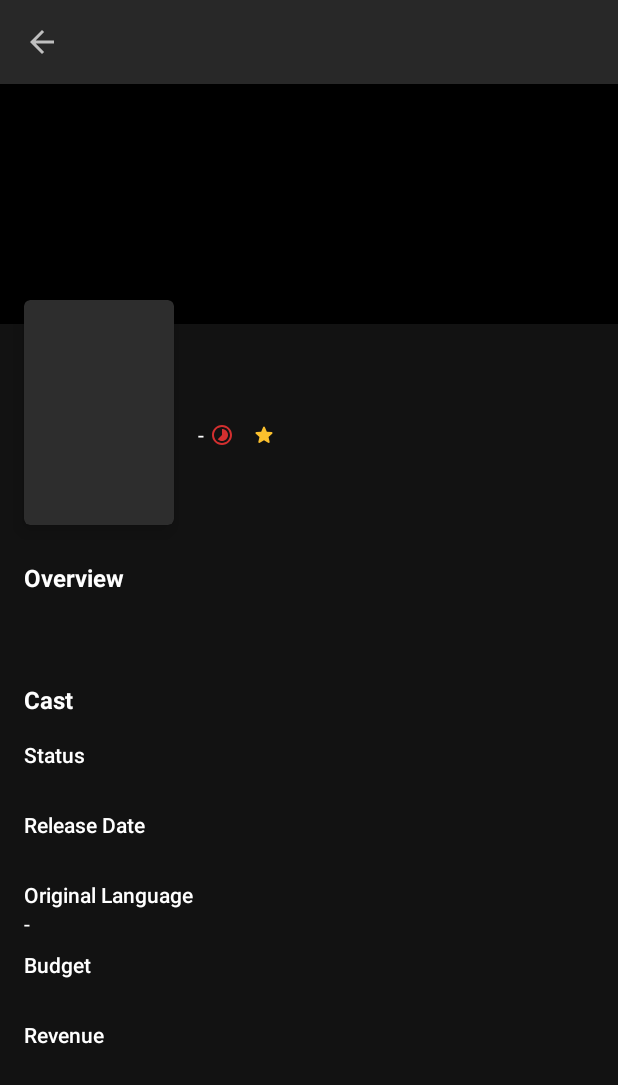
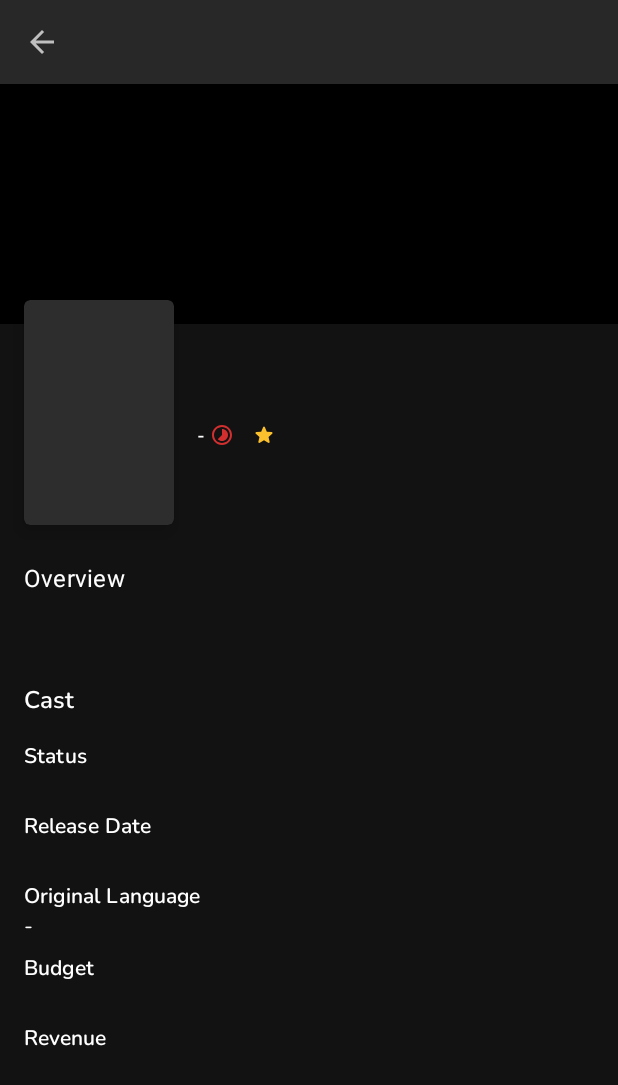
Before and after one commit to purwasadr/movie-catalogue, an Android app: the FilmDetailActivity screen opened directly, with no data from a screen before it, on a phone screen of 412 x 824 dp. Shown: the top 1085 px of the screen. Run offline under Robolectric (Android 15) with nearby library versions, the phone set to English and light mode, and no system bars; our stand-ins replace Dagger/Hilt's generated code, Timber, data binding, paging; pictures from the network do not load; 3 statements that could not run were skipped.

Commit message:
Change text appearance

```diff
--- a/app/src/main/res/layout/activity_film_detail.xml
+++ b/app/src/main/res/layout/activity_film_detail.xml
@@ -89,9 +89,8 @@
                     android:layout_height="wrap_content"
                     android:layout_marginStart="16dp"
                     android:layout_marginEnd="16dp"
-                    android:fontFamily="sans-serif-medium"
-                    android:textColor="@color/material_on_background_emphasis_high_type"
-                    android:textSize="20sp"
+                    android:textAppearance="?attr/textAppearanceHeadline6"
+                    android:textColor="?android:attr/textColorPrimary"
                     app:layout_constraintBottom_toTopOf="@id/txt_runtime"
                     app:layout_constraintEnd_toEndOf="parent"
                     app:layout_constraintStart_toEndOf="@id/card_poster"
@@ -106,9 +105,8 @@
                     android:layout_height="wrap_content"
                     android:layout_marginStart="16dp"
                     android:layout_marginTop="2dp"
-                    android:fontFamily="sans-serif"
+                    android:textAppearance="?attr/textAppearanceBody2"
                     android:textColor="?android:attr/textColorPrimary"
-                    android:textSize="14sp"
                     app:layout_constraintBottom_toBottomOf="@id/card_poster"
                     app:layout_constraintStart_toEndOf="@id/card_poster"
                     app:layout_constraintTop_toBottomOf="@id/txt_title"
@@ -132,10 +130,9 @@
                     android:layout_width="wrap_content"
                     android:layout_height="wrap_content"
                     android:layout_marginStart="8dp"
-                    android:fontFamily="sans-serif"
                     android:text="@{movieDetail.voteAverage.toString()}"
+                    android:textAppearance="?attr/textAppearanceBody2"
                     android:textColor="?android:attr/textColorPrimary"
-                    android:textSize="14sp"
                     app:layout_constraintBottom_toBottomOf="@id/txt_runtime"
                     app:layout_constraintStart_toEndOf="@id/img_runtime"
                     app:layout_constraintTop_toTopOf="@id/txt_runtime"
@@ -189,9 +186,8 @@
                     android:layout_marginStart="16dp"
                     android:layout_marginTop="24dp"
                     android:text="@string/overview_txt"
+                    android:textAppearance="?attr/textAppearanceSubtitle1"
                     android:textColor="?android:attr/textColorPrimary"
-                    android:textSize="16sp"
-                    android:textStyle="bold"
                     app:layout_constraintStart_toStartOf="parent"
                     app:layout_constraintTop_toBottomOf="@+id/card_poster" />
 
@@ -204,6 +200,7 @@
                     android:layout_marginEnd="16dp"
                     android:text="@{movieDetail.overview}"
                     android:textAlignment="textStart"
+                    android:textAppearance="?attr/textAppearanceBody2"
                     android:textColor="?android:attr/textColorPrimary"
                     android:textSize="14sp"
                     app:layout_constraintEnd_toEndOf="parent"
@@ -232,9 +229,8 @@
                     android:layout_marginStart="16dp"
                     android:layout_marginTop="16dp"
                     android:text="@string/cast_detail"
+                    android:textAppearance="@style/TextAppearance.App.Subtitle1"
                     android:textColor="?android:attr/textColorPrimary"
-                    android:textSize="16sp"
-                    android:textStyle="bold"
                     app:layout_constraintStart_toStartOf="parent"
                     app:layout_constraintTop_toBottomOf="@+id/chip_group" />
 
@@ -246,8 +242,7 @@
                     android:scrollbars="horizontal"
                     app:layout_constraintEnd_toEndOf="parent"
                     app:layout_constraintStart_toStartOf="parent"
-                    app:layout_constraintTop_toBottomOf="@id/txt_cast_info"
-                    tools:listitem="@layout/rcv_item_cast" />
+                    app:layout_constraintTop_toBottomOf="@id/txt_cast_info" />
 
                 <TextView
                     android:id="@+id/txt_status_info"
@@ -255,8 +250,8 @@
                     android:layout_height="wrap_content"
                     android:layout_marginStart="16dp"
                     android:layout_marginTop="16dp"
-                    android:fontFamily="sans-serif-medium"
                     android:text="@string/status"
+                    android:textAppearance="@style/TextAppearance.App.Subtitle2"
                     android:textColor="?android:attr/textColorPrimary"
                     app:layout_constraintStart_toStartOf="parent"
                     app:layout_constraintTop_toBottomOf="@id/rcv_cast" />
@@ -268,6 +263,7 @@
                     android:layout_marginStart="16dp"
                     android:fontFamily="sans-serif"
                     android:text="@{movieDetail.status}"
+                    android:textAppearance="@style/TextAppearance.App.Body2"
                     android:textColor="?android:attr/textColorPrimary"
                     app:layout_constraintStart_toStartOf="parent"
                     app:layout_constraintTop_toBottomOf="@id/txt_status_info" />
@@ -278,8 +274,8 @@
                     android:layout_height="wrap_content"
                     android:layout_marginStart="16dp"
                     android:layout_marginTop="8dp"
-                    android:fontFamily="sans-serif-medium"
                     android:text="@string/release_date"
+                    android:textAppearance="@style/TextAppearance.App.Subtitle2"
                     android:textColor="?android:attr/textColorPrimary"
                     app:layout_constraintStart_toStartOf="parent"
                     app:layout_constraintTop_toBottomOf="@id/txt_status_val" />
@@ -290,6 +286,7 @@
                     android:layout_width="wrap_content"
                     android:layout_height="wrap_content"
                     android:layout_marginStart="16dp"
+                    android:textAppearance="@style/TextAppearance.App.Body2"
                     android:textColor="?android:attr/textColorPrimary"
                     app:layout_constraintStart_toStartOf="parent"
                     app:layout_constraintTop_toBottomOf="@id/txt_release_date_info" />
@@ -300,8 +297,8 @@
                     android:layout_height="wrap_content"
                     android:layout_marginStart="16dp"
                     android:layout_marginTop="8dp"
-                    android:fontFamily="sans-serif-medium"
                     android:text="@string/original_language"
+                    android:textAppearance="@style/TextAppearance.App.Subtitle2"
                     android:textColor="?android:attr/textColorPrimary"
                     app:layout_constraintStart_toStartOf="parent"
                     app:layout_constraintTop_toBottomOf="@id/txt_release_date_val" />
@@ -312,6 +309,7 @@
                     android:layout_height="wrap_content"
                     android:layout_marginStart="16dp"
                     android:text="@{CommonUtil.INSTANCE.getLanguageName(movieDetail.originalLanguage) ?? `-`}"
+                    android:textAppearance="@style/TextAppearance.App.Body2"
                     android:textColor="?android:attr/textColorPrimary"
                     app:layout_constraintStart_toStartOf="parent"
                     app:layout_constraintTop_toBottomOf="@id/txt_original_language_info"
@@ -323,8 +321,8 @@
                     android:layout_height="wrap_content"
                     android:layout_marginStart="16dp"
                     android:layout_marginTop="8dp"
-                    android:fontFamily="sans-serif-medium"
                     android:text="@string/budget_detail"
+                    android:textAppearance="@style/TextAppearance.App.Subtitle2"
                     android:textColor="?android:attr/textColorPrimary"
                     app:layout_constraintStart_toStartOf="parent"
                     app:layout_constraintTop_toBottomOf="@id/txt_original_language_val" />
@@ -335,6 +333,7 @@
                     android:layout_width="wrap_content"
                     android:layout_height="wrap_content"
                     android:layout_marginStart="16dp"
+                    android:textAppearance="@style/TextAppearance.App.Body2"
                     android:textColor="?android:attr/textColorPrimary"
                     app:layout_constraintStart_toStartOf="parent"
                     app:layout_constraintTop_toBottomOf="@id/txt_budget_info" />
@@ -345,8 +344,8 @@
                     android:layout_height="wrap_content"
                     android:layout_marginStart="16dp"
                     android:layout_marginTop="8dp"
-                    android:fontFamily="sans-serif-medium"
                     android:text="@string/revenue"
+                    android:textAppearance="@style/TextAppearance.App.Subtitle2"
                     android:textColor="?android:attr/textColorPrimary"
                     app:layout_constraintStart_toStartOf="parent"
                     app:layout_constraintTop_toBottomOf="@id/txt_budget_val" />
@@ -357,6 +356,7 @@
                     android:layout_width="wrap_content"
                     android:layout_height="wrap_content"
                     android:layout_marginStart="16dp"
+                    android:textAppearance="@style/TextAppearance.App.Body2"
                     android:textColor="?android:attr/textColorPrimary"
                     app:layout_constraintStart_toStartOf="parent"
                     app:layout_constraintTop_toBottomOf="@id/txt_revenue_info" />
```
